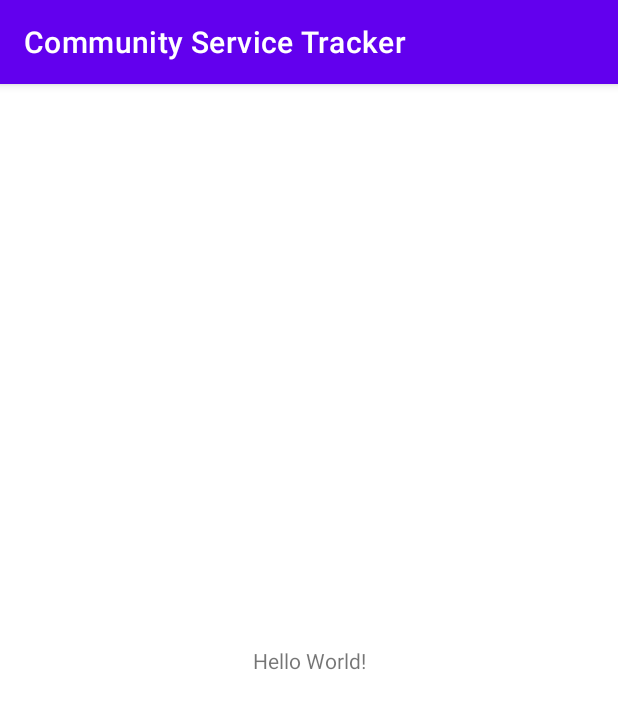
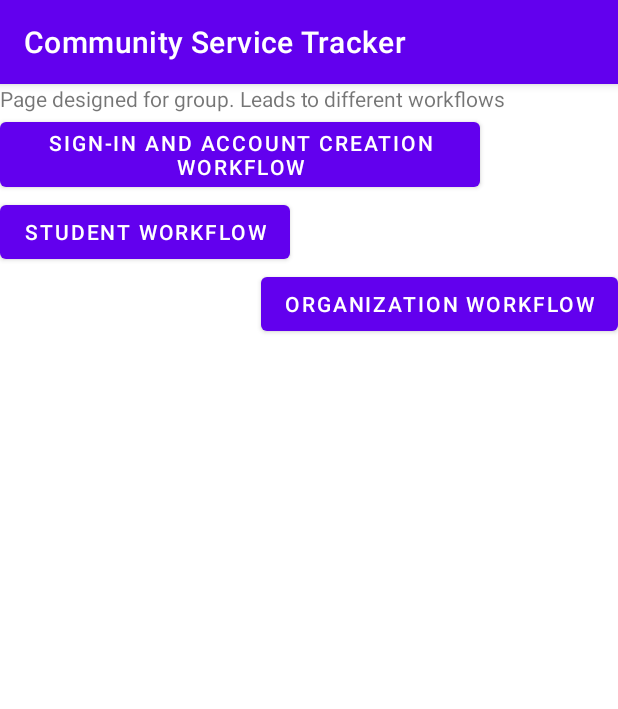
Before and after one commit to philipa18/Community-Service-Tracker, an Android app: the screen it shows after launch (MainActivity), on a phone screen of 412 x 824 dp. Shown: the top 709 px of the screen. Run offline under Robolectric (Android 15) with nearby library versions, the light colour scheme and no system bars.

Commit message:
Nathaniel layed out a foundation for all group members to start working. The purpose of these edits are for each group member to have access to each others' work. I have added an initial activity file with a corresponding layout file for each workflow we have designed.

```diff
--- a/app/src/main/java/com/example/communityservicetracker/MainActivity.kt
+++ b/app/src/main/java/com/example/communityservicetracker/MainActivity.kt
@@ -1,11 +1,76 @@
 package com.example.communityservicetracker
 
+import android.content.Intent
 import androidx.appcompat.app.AppCompatActivity
 import android.os.Bundle
+import android.view.View
+import android.widget.Button
 
 class MainActivity : AppCompatActivity() {
+
+    /*
+    Temporary buttons that lead to separate workflows. Plan to get rid of
+    these once we all have our workflows ready.
+    */
+    private lateinit var nathanielButton: Button
+    private lateinit var inesButton: Button
+    private lateinit var philipButton: Button;
+
+
     override fun onCreate(savedInstanceState: Bundle?) {
         super.onCreate(savedInstanceState)
         setContentView(R.layout.activity_main)
+
+
+        /*
+        Set up buttons to lead to each group members' workflows.
+        Should help with collaboration
+         */
+        philipButton = findViewById(R.id.PhilipButton)
+        inesButton = findViewById(R.id.InesButton)
+        nathanielButton = findViewById(R.id.NathanielButton)
+
+        // Set onClickListener for each button
+        philipButton.setOnClickListener(){
+            processClick(it)
+        }
+
+        inesButton.setOnClickListener(){
+            processClick(it)
+        }
+
+        nathanielButton.setOnClickListener(){
+            processClick(it)
+        }
+
+    }
+
+    // Depending on which button is clicked, we will be taken to that page
+    fun processClick(v: View) {
+
+        // First argument: current class
+        // Second argument: the class that we will be directed to depending
+        //      on the id of the button that we clicked
+
+        var activityIntent = Intent(this@MainActivity,
+
+            when ((v as Button).text)  {
+
+                "Sign-in and account creation workflow" ->
+                    SignInAccCreationActivity::class.java
+                "Student Workflow" ->
+                    StudentActivity::class.java
+                else -> OrgActivity::class.java
+            }
+
+        )
+
+        // Go to that class by displaying its contents on the screen
+        startActivity(activityIntent)
+
+
+
+
+
     }
 }
--- a/app/src/main/res/layout/activity_main.xml
+++ b/app/src/main/res/layout/activity_main.xml
@@ -4,15 +4,55 @@
     xmlns:tools="http://schemas.android.com/tools"
     android:layout_width="match_parent"
     android:layout_height="match_parent"
+
     tools:context=".MainActivity">
 
     <TextView
+        android:id="@+id/textView"
         android:layout_width="wrap_content"
         android:layout_height="wrap_content"
-        android:text="Hello World!"
-        app:layout_constraintBottom_toBottomOf="parent"
-        app:layout_constraintLeft_toLeftOf="parent"
-        app:layout_constraintRight_toRightOf="parent"
-        app:layout_constraintTop_toTopOf="parent" />
+        android:layout_centerInParent="true"
+        android:text="Page designed for group. Leads to different workflows"
+        app:layout_constraintBottom_toTopOf="@id/PhilipButton"
+        app:layout_constraintStart_toStartOf="parent"
+        />
+
+    <!-- Where we put the buttons for each group member -->
+
+    <!-- Philip's Button -->
+    <Button
+        android:id="@+id/PhilipButton"
+        android:layout_width="wrap_content"
+        android:layout_height="wrap_content"
+        android:layout_centerInParent="true"
+        android:text="Sign-in and account creation workflow"
+        app:layout_constraintBottom_toTopOf="@id/InesButton"
+        app:layout_constraintStart_toStartOf="@+id/textView"
+        />
+
+
+    <!-- Ines' button -->
+    <Button
+        android:id="@+id/InesButton"
+        android:layout_width="wrap_content"
+        android:layout_height="wrap_content"
+        android:layout_centerInParent="true"
+        android:text="Student Workflow"
+        app:layout_constraintBottom_toTopOf="@+id/NathanielButton"
+        app:layout_constraintStart_toStartOf="@+id/PhilipButton"
+
+        />
+
+    <!-- Nathaniel's button -->
+    <Button
+        android:id="@+id/NathanielButton"
+        android:layout_width="wrap_content"
+        android:layout_height="wrap_content"
+        android:layout_centerInParent="true"
+        android:text="Organization Workflow"
+        app:layout_constraintBottom_toTopOf="@+id/InesButton"
+        app:layout_constraintEnd_toEndOf="parent"
+         />
+
 
 </androidx.constraintlayout.widget.ConstraintLayout>
--- /dev/null
+++ b/app/src/main/res/layout/activity_organization.xml
@@ -0,0 +1,6 @@
+<?xml version="1.0" encoding="utf-8"?>
+<androidx.constraintlayout.widget.ConstraintLayout xmlns:android="http://schemas.android.com/apk/res/android"
+    android:layout_width="match_parent"
+    android:layout_height="match_parent">
+
+</androidx.constraintlayout.widget.ConstraintLayout>
--- /dev/null
+++ b/app/src/main/res/layout/activity_student.xml
@@ -0,0 +1,6 @@
+<?xml version="1.0" encoding="utf-8"?>
+<androidx.constraintlayout.widget.ConstraintLayout xmlns:android="http://schemas.android.com/apk/res/android"
+    android:layout_width="match_parent"
+    android:layout_height="match_parent">
+
+</androidx.constraintlayout.widget.ConstraintLayout>
```
Also changed, not shown: app/src/main/AndroidManifest.xml (+13 -0 lines), app/src/main/java/com/example/communityservicetracker/OrgActivity.kt (added, +16 -0 lines), app/src/main/java/com/example/communityservicetracker/SignInAccCreationActivity.kt (added, +20 -0 lines), app/src/main/java/com/example/communityservicetracker/StudentActivity.kt (added, +16 -0 lines), app/src/main/res/layout/activity_sign_in_account_creation.xml (added, +22 -0 lines).
